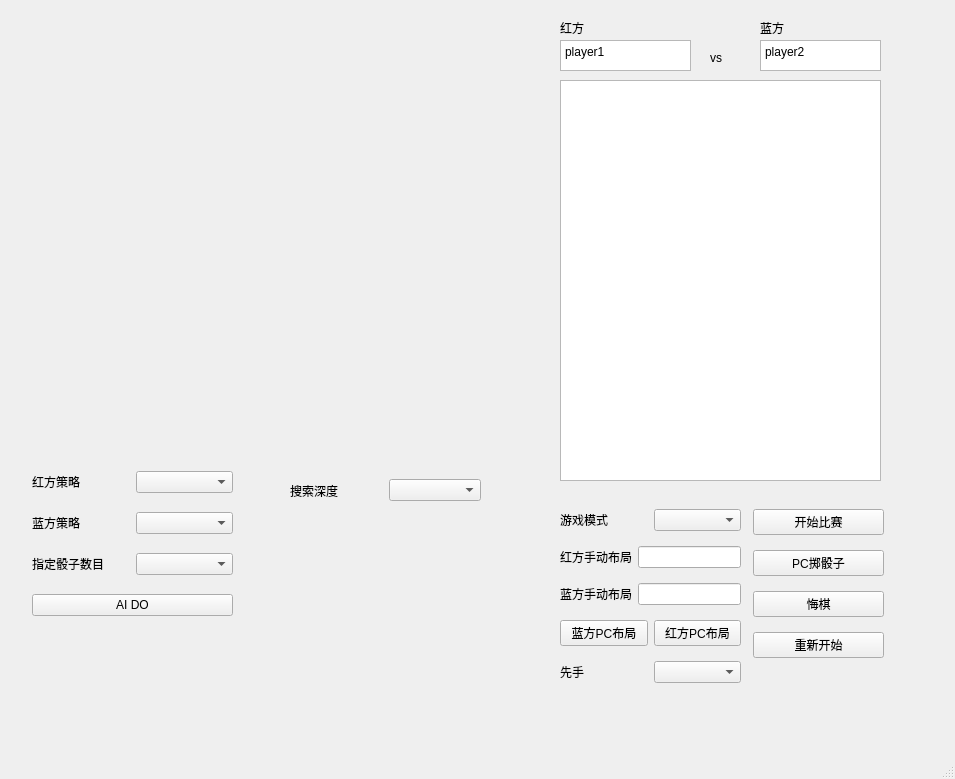
Kelfvin/Einstein_BlueShadow, file view/mainwindow.ui: the form before one commit.
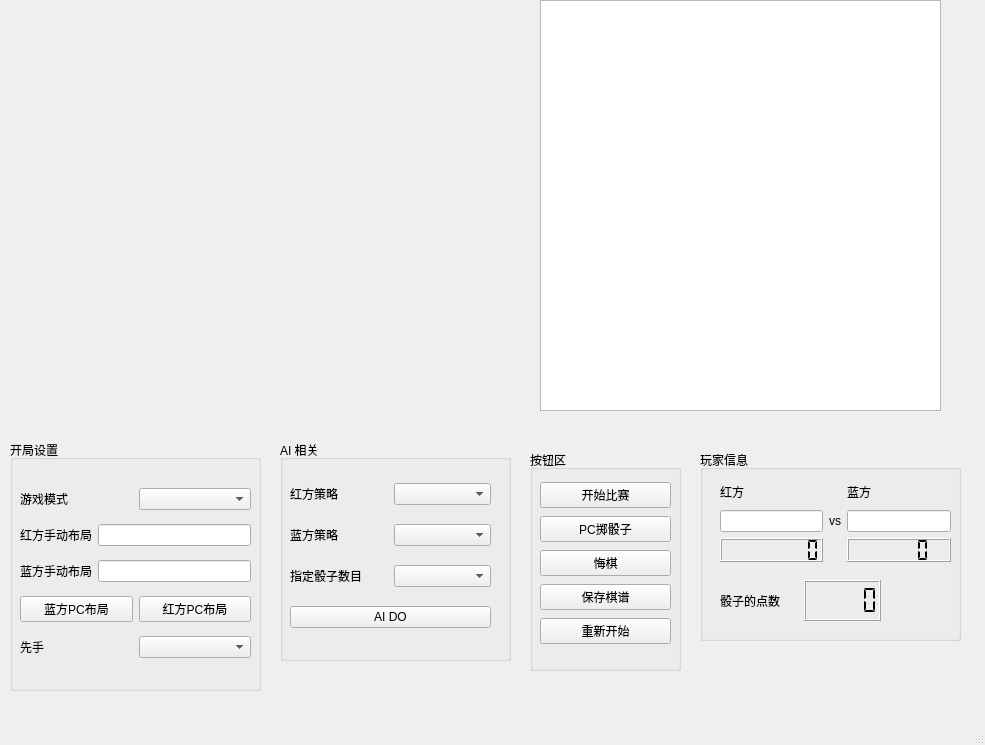
The form after the commit.

```diff
--- a/view/mainwindow.ui
+++ b/view/mainwindow.ui
@@ -6,8 +6,8 @@
    <rect>
     <x>0</x>
     <y>0</y>
-    <width>955</width>
-    <height>779</height>
+    <width>985</width>
+    <height>745</height>
    </rect>
   </property>
   <property name="windowTitle">
@@ -28,10 +28,10 @@
    <widget class="QWidget" name="verticalLayoutWidget_2">
     <property name="geometry">
      <rect>
-      <x>560</x>
-      <y>80</y>
-      <width>321</width>
-      <height>401</height>
+      <x>540</x>
+      <y>0</y>
+      <width>401</width>
+      <height>411</height>
      </rect>
     </property>
     <layout class="QVBoxLayout" name="verticalLayout_2">
@@ -44,53 +44,99 @@
      </item>
     </layout>
    </widget>
-   <widget class="QWidget" name="verticalLayoutWidget_3">
+   <widget class="QGroupBox" name="groupBox">
     <property name="geometry">
      <rect>
-      <x>753</x>
-      <y>500</y>
-      <width>131</width>
+      <x>280</x>
+      <y>440</y>
+      <width>231</width>
+      <height>221</height>
+     </rect>
+    </property>
+    <property name="title">
+     <string>AI 相关</string>
+    </property>
+    <widget class="QWidget" name="verticalLayoutWidget_5">
+     <property name="geometry">
+      <rect>
+       <x>10</x>
+       <y>30</y>
+       <width>201</width>
       <height>171</height>
      </rect>
     </property>
-    <layout class="QVBoxLayout" name="verticalLayout_3">
+     <layout class="QVBoxLayout" name="verticalLayout_5">
      <item>
-      <widget class="QPushButton" name="startMatchButton">
+       <layout class="QHBoxLayout" name="horizontalLayout_7">
+        <item>
+         <widget class="QLabel" name="redStrategySelectLable">
        <property name="text">
-        <string>开始比赛</string>
+           <string>红方策略</string>
        </property>
       </widget>
      </item>
      <item>
-      <widget class="QPushButton" name="diceButton">
+         <widget class="QComboBox" name="redStrategySelectCombBox"/>
+        </item>
+       </layout>
+      </item>
+      <item>
+       <layout class="QHBoxLayout" name="horizontalLayout_6">
+        <item>
+         <widget class="QLabel" name="blueStrategySelectLable">
        <property name="text">
-        <string>PC掷骰子</string>
+           <string>蓝方策略</string>
        </property>
       </widget>
      </item>
      <item>
-      <widget class="QPushButton" name="backButton">
+         <widget class="QComboBox" name="blueStrategySelectCombBox"/>
+        </item>
+       </layout>
+      </item>
+      <item>
+       <layout class="QHBoxLayout" name="horizontalLayout_4">
+        <item>
+         <widget class="QLabel" name="setDiceLable">
        <property name="text">
-        <string>悔棋</string>
+           <string>指定骰子数目</string>
        </property>
       </widget>
      </item>
      <item>
-      <widget class="QPushButton" name="replayMatchButton">
+         <widget class="QComboBox" name="setDiceComboBox"/>
+        </item>
+       </layout>
+      </item>
+      <item>
+       <widget class="QPushButton" name="letAIDoButton">
        <property name="text">
-        <string>重新开始</string>
+         <string>AI DO</string>
        </property>
       </widget>
      </item>
     </layout>
    </widget>
+   </widget>
+   <widget class="QGroupBox" name="groupBox_2">
+    <property name="geometry">
+     <rect>
+      <x>10</x>
+      <y>440</y>
+      <width>251</width>
+      <height>251</height>
+     </rect>
+    </property>
+    <property name="title">
+     <string>开局设置</string>
+    </property>
    <widget class="QWidget" name="verticalLayoutWidget_4">
     <property name="geometry">
      <rect>
-      <x>560</x>
-      <y>500</y>
-      <width>181</width>
-      <height>195</height>
+       <x>10</x>
+       <y>40</y>
+       <width>231</width>
+       <height>191</height>
      </rect>
     </property>
     <layout class="QVBoxLayout" name="verticalLayout_4">
@@ -173,154 +219,185 @@
      </item>
     </layout>
    </widget>
-   <widget class="QWidget" name="horizontalLayoutWidget_5">
+   </widget>
+   <widget class="QGroupBox" name="groupBox_3">
     <property name="geometry">
      <rect>
-      <x>290</x>
-      <y>460</y>
-      <width>191</width>
-      <height>61</height>
+      <x>530</x>
+      <y>450</y>
+      <width>151</width>
+      <height>221</height>
+     </rect>
+    </property>
+    <property name="title">
+     <string>按钮区</string>
+    </property>
+    <widget class="QWidget" name="verticalLayoutWidget_3">
+     <property name="geometry">
+      <rect>
+       <x>10</x>
+       <y>30</y>
+       <width>131</width>
+       <height>171</height>
+      </rect>
+     </property>
+     <layout class="QVBoxLayout" name="verticalLayout_3">
+      <item>
+       <widget class="QPushButton" name="startMatchButton">
+        <property name="text">
+         <string>开始比赛</string>
+        </property>
+       </widget>
+      </item>
+      <item>
+       <widget class="QPushButton" name="diceButton">
+        <property name="text">
+         <string>PC掷骰子</string>
+        </property>
+       </widget>
+      </item>
+      <item>
+       <widget class="QPushButton" name="backButton">
+        <property name="text">
+         <string>悔棋</string>
+        </property>
+       </widget>
+      </item>
+      <item>
+       <widget class="QPushButton" name="record_button">
+        <property name="text">
+         <string>保存棋谱</string>
+        </property>
+       </widget>
+      </item>
+      <item>
+       <widget class="QPushButton" name="replayMatchButton">
+        <property name="text">
+         <string>重新开始</string>
+        </property>
+       </widget>
+      </item>
+     </layout>
+    </widget>
+   </widget>
+   <widget class="QGroupBox" name="groupBox_4">
+    <property name="geometry">
+     <rect>
+      <x>700</x>
+      <y>450</y>
+      <width>261</width>
+      <height>191</height>
+     </rect>
+    </property>
+    <property name="title">
+     <string>玩家信息</string>
+    </property>
+    <widget class="QWidget" name="horizontalLayoutWidget">
+     <property name="geometry">
+      <rect>
+       <x>20</x>
+       <y>30</y>
+       <width>231</width>
+       <height>82</height>
      </rect>
     </property>
     <layout class="QHBoxLayout" name="horizontalLayout_5">
      <item>
-      <widget class="QLabel" name="label">
-       <property name="text">
-        <string>搜索深度</string>
-       </property>
-      </widget>
-     </item>
+       <layout class="QVBoxLayout" name="verticalLayout_6">
      <item>
-      <widget class="QComboBox" name="searchDeepCombBox"/>
-     </item>
-    </layout>
-   </widget>
-   <widget class="QWidget" name="verticalLayoutWidget_5">
-    <property name="geometry">
-     <rect>
-      <x>32</x>
-      <y>458</y>
-      <width>201</width>
-      <height>171</height>
-     </rect>
-    </property>
-    <layout class="QVBoxLayout" name="verticalLayout_5">
-     <item>
-      <layout class="QHBoxLayout" name="horizontalLayout_7">
-       <item>
-        <widget class="QLabel" name="redStrategySelectLable">
-         <property name="text">
-          <string>红方策略</string>
-         </property>
-        </widget>
-       </item>
-       <item>
-        <widget class="QComboBox" name="redStrategySelectCombBox"/>
-       </item>
-      </layout>
-     </item>
-     <item>
-      <layout class="QHBoxLayout" name="horizontalLayout_6">
-       <item>
-        <widget class="QLabel" name="blueStrategySelectLable">
-         <property name="text">
-          <string>蓝方策略</string>
-         </property>
-        </widget>
-       </item>
-       <item>
-        <widget class="QComboBox" name="blueStrategySelectCombBox"/>
-       </item>
-      </layout>
-     </item>
-     <item>
-      <layout class="QHBoxLayout" name="horizontalLayout_4">
-       <item>
-        <widget class="QLabel" name="setDiceLable">
-         <property name="text">
-          <string>指定骰子数目</string>
-         </property>
-        </widget>
-       </item>
-       <item>
-        <widget class="QComboBox" name="setDiceComboBox"/>
-       </item>
-      </layout>
-     </item>
-     <item>
-      <widget class="QPushButton" name="letAIDoButton">
-       <property name="text">
-        <string>AI DO</string>
-       </property>
-      </widget>
-     </item>
-    </layout>
-   </widget>
-   <widget class="QPlainTextEdit" name="red_team_name_text">
-    <property name="geometry">
-     <rect>
-      <x>560</x>
-      <y>40</y>
-      <width>131</width>
-      <height>31</height>
-     </rect>
-    </property>
-    <property name="plainText">
-     <string>player1</string>
-    </property>
-   </widget>
-   <widget class="QLabel" name="vs_lable">
-    <property name="geometry">
-     <rect>
-      <x>710</x>
-      <y>50</y>
-      <width>58</width>
-      <height>16</height>
-     </rect>
-    </property>
-    <property name="text">
-     <string>vs</string>
-    </property>
-   </widget>
-   <widget class="QPlainTextEdit" name="blue_team_name_text">
-    <property name="geometry">
-     <rect>
-      <x>760</x>
-      <y>40</y>
-      <width>121</width>
-      <height>31</height>
-     </rect>
-    </property>
-    <property name="plainText">
-     <string>player2</string>
-    </property>
-   </widget>
    <widget class="QLabel" name="vs_lable_2">
-    <property name="geometry">
-     <rect>
-      <x>560</x>
-      <y>20</y>
-      <width>58</width>
-      <height>16</height>
-     </rect>
-    </property>
     <property name="text">
      <string>红方</string>
     </property>
    </widget>
+        </item>
+        <item>
+         <widget class="QLineEdit" name="red_team_name_text"/>
+        </item>
+        <item>
+         <widget class="QLCDNumber" name="red_time_lcdNumber">
+          <property name="smallDecimalPoint">
+           <bool>false</bool>
+          </property>
+          <property name="digitCount">
+           <number>8</number>
+          </property>
+          <property name="segmentStyle">
+           <enum>QLCDNumber::Flat</enum>
+          </property>
+          <property name="value" stdset="0">
+           <double>0.000000000000000</double>
+          </property>
+         </widget>
+        </item>
+       </layout>
+      </item>
+      <item>
+       <widget class="QLabel" name="vs_lable">
+        <property name="text">
+         <string>vs</string>
+        </property>
+       </widget>
+      </item>
+      <item>
+       <layout class="QVBoxLayout" name="verticalLayout_7">
+        <item>
    <widget class="QLabel" name="vs_lable_3">
-    <property name="geometry">
-     <rect>
-      <x>760</x>
-      <y>20</y>
-      <width>58</width>
-      <height>16</height>
-     </rect>
-    </property>
     <property name="text">
      <string>蓝方</string>
     </property>
    </widget>
+        </item>
+        <item>
+         <widget class="QLineEdit" name="blue_team_name_text"/>
+        </item>
+        <item>
+         <widget class="QLCDNumber" name="blue_time_lcdNumber">
+          <property name="segmentStyle">
+           <enum>QLCDNumber::Flat</enum>
+          </property>
+         </widget>
+        </item>
+       </layout>
+      </item>
+     </layout>
+    </widget>
+    <widget class="QWidget" name="horizontalLayoutWidget_3">
+     <property name="geometry">
+      <rect>
+       <x>20</x>
+       <y>130</y>
+       <width>161</width>
+       <height>41</height>
+      </rect>
+     </property>
+     <layout class="QHBoxLayout" name="horizontalLayout_11">
+      <item>
+       <widget class="QLabel" name="point_label">
+        <property name="text">
+         <string>骰子的点数</string>
+        </property>
+       </widget>
+      </item>
+      <item>
+       <widget class="QLCDNumber" name="point_lcdNum">
+        <property name="font">
+         <font>
+          <italic>false</italic>
+          <bold>false</bold>
+         </font>
+        </property>
+        <property name="smallDecimalPoint">
+         <bool>false</bool>
+        </property>
+        <property name="segmentStyle">
+         <enum>QLCDNumber::Flat</enum>
+        </property>
+       </widget>
+      </item>
+     </layout>
+    </widget>
+   </widget>
   </widget>
   <widget class="QMenuBar" name="menubar">
    <property name="geometry">
```
Left out of the diff: 67 changed lines with no effect on the pictures. Lines whose indentation alone changed are shown as unchanged.
